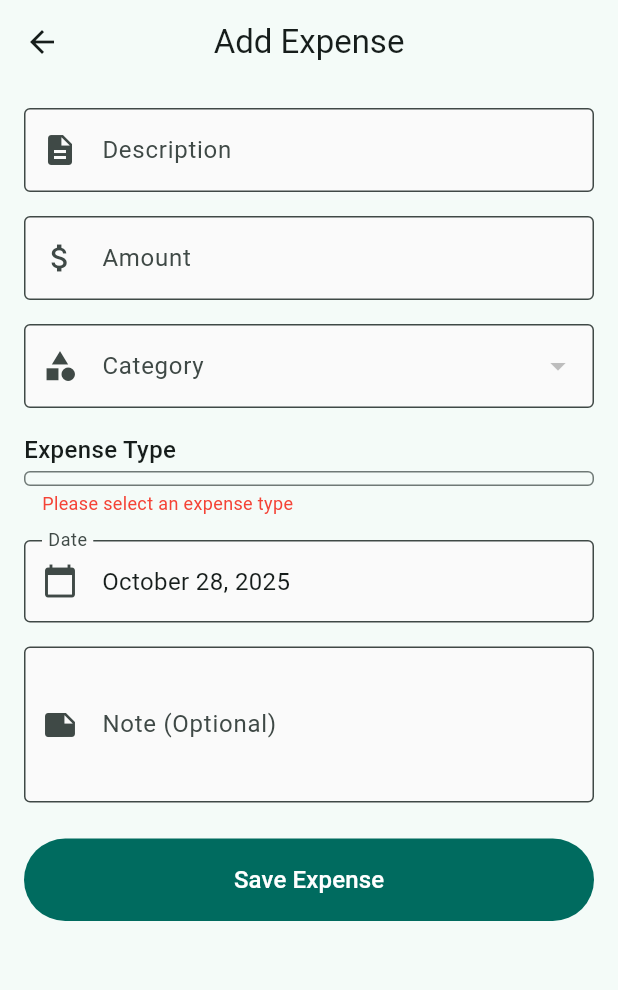
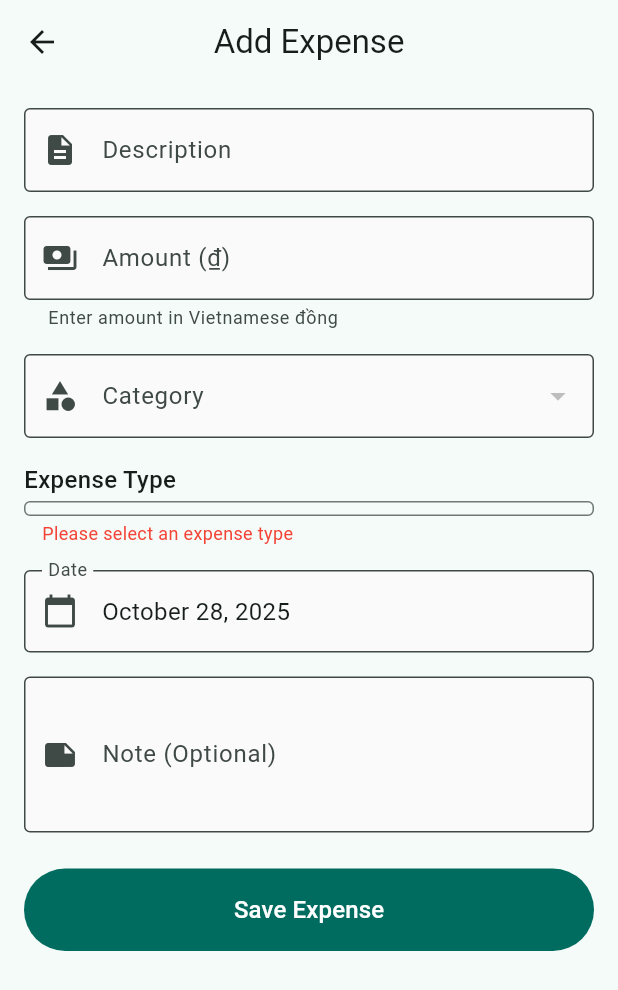
Before and after one commit to quoc48/expense_tracker, a Flutter app: the screen it shows once a user with an empty profile is signed in, after a tap on the "add" icon, on a phone screen of 412 x 824 dp. Shown: the top 990 px of the screen. Run offline on Flutter 3.47's test engine with Material 3 defaults, Android fonts, the phone set to English and light mode, and no system bars; our stand-ins replace fl_chart, flutter_dotenv, shared_preferences, supabase_flutter; accounts and stored records are empty.

Commit message:
feat: Phase 1 - Vietnamese đồng formatter + form updates
Context-based currency formatting throughout the app:
- Created CurrencyFormatter utility with full/compact/shortCompact modes
- Updated Add/Edit form: integer-only input, no decimals
- Consistent ₫ symbol across all displays
- Vietnamese number format (period as thousands separator)

Files Modified:
- lib/utils/currency_formatter.dart (NEW)
- lib/screens/add_expense_screen.dart - Form input improvements
- lib/screens/expense_list_screen.dart - Use new formatter (full format)
- lib/screens/analytics_screen.dart - Use new formatter (full + shortCompact)
- lib/widgets/category_chart.dart - Use new formatter (compact)
- lib/widgets/trends_chart.dart - Use new formatter (compact)

Form Changes:
- Keyboard: integer-only (was decimal)
- Placeholder: "50000" (was "0.00")
- Icon: payments (was attach_money/dollar)
- Helper text: "Enter amount in Vietnamese đồng"

Display Formats:
- Lists: "50.000₫" (full Vietnamese format)
- Charts: "50k" (compact for space)
- Comparisons: "50k₫" (short compact with symbol)

Next: Phase 2 - Enhanced summary cards with grid layout

🤖 Generated with [Claude Code](https://claude.com/claude-code)

Co-Authored-By: Claude <noreply@anthropic.com>

````diff
--- a/lib/screens/add_expense_screen.dart
+++ b/lib/screens/add_expense_screen.dart
@@ -5,6 +5,7 @@ import 'package:uuid/uuid.dart';
 import '../models/expense.dart';
 import '../repositories/expense_repository.dart';
 import '../repositories/supabase_expense_repository.dart';
+import '../utils/currency_formatter.dart';
 
 /// AddExpenseScreen: Form for creating new expenses OR editing existing ones (SIMPLIFIED - Phase 5.5.1)
 ///
@@ -194,18 +195,19 @@ class _AddExpenseScreenState extends State<AddExpenseScreen> {
                     ),
                     const SizedBox(height: 16),
 
-                    // Amount Field
+                    // Amount Field (Vietnamese đồng - integer only, no decimals)
                     TextFormField(
                       controller: _amountController,
-                      decoration: const InputDecoration(
-                        labelText: 'Amount',
-                        hintText: '0.00',
-                        border: OutlineInputBorder(),
-                        prefixIcon: Icon(Icons.attach_money),
+                      decoration: InputDecoration(
+                        labelText: 'Amount (${CurrencyFormatter.currencySymbol})',
+                        hintText: '50000',  // Vietnamese đồng example
+                        helperText: 'Enter amount in Vietnamese đồng',
+                        border: const OutlineInputBorder(),
+                        prefixIcon: const Icon(Icons.payments),  // Generic currency icon
                       ),
-                      keyboardType: const TextInputType.numberWithOptions(decimal: true),
+                      keyboardType: TextInputType.number,  // Integer only, no decimals
                       inputFormatters: [
-                        FilteringTextInputFormatter.allow(RegExp(r'^\d*\.?\d{0,2}')),
+                        FilteringTextInputFormatter.allow(RegExp(r'^\d*')),  // Only digits
                       ],
                       validator: (value) {
                         if (value == null || value.trim().isEmpty) {
--- a/lib/screens/analytics_screen.dart
+++ b/lib/screens/analytics_screen.dart
@@ -4,6 +4,7 @@ import 'package:provider/provider.dart';
 import '../models/expense.dart';
 import '../providers/expense_provider.dart';
 import '../utils/analytics_calculator.dart';
+import '../utils/currency_formatter.dart';
 import '../widgets/category_chart.dart';
 import '../widgets/trends_chart.dart';
 
@@ -148,8 +149,6 @@ class _AnalyticsScreenState extends State<AnalyticsScreen> {
 
   /// Summary card showing this month vs last month comparison
   Widget _buildSummaryCard(List<Expense> expenses) {
-    final currencyFormat = NumberFormat.currency(symbol: '\$');
-
     // Calculate this month's total
     final thisMonthTotal = AnalyticsCalculator.getTotalForMonth(
       expenses,
@@ -189,9 +188,9 @@ class _AnalyticsScreenState extends State<AnalyticsScreen> {
             ),
             const SizedBox(height: 16),
 
-            // This month total (large, prominent)
+            // This month total (large, prominent) - use full Vietnamese format
             Text(
-              currencyFormat.format(thisMonthTotal),
+              CurrencyFormatter.format(thisMonthTotal, context: CurrencyContext.full),
               style: Theme.of(context).textTheme.headlineLarge?.copyWith(
                     fontWeight: FontWeight.bold,
                     color: Theme.of(context).colorScheme.primary,
@@ -226,7 +225,7 @@ class _AnalyticsScreenState extends State<AnalyticsScreen> {
                     ),
                     const SizedBox(height: 4),
                     Text(
-                      currencyFormat.format(lastMonthTotal),
+                      CurrencyFormatter.format(lastMonthTotal, context: CurrencyContext.shortCompact),
                       style: const TextStyle(
                         fontSize: 16,
                         fontWeight: FontWeight.w500,
--- /dev/null
+++ b/lib/utils/currency_formatter.dart
@@ -0,0 +1,130 @@
+import 'package:intl/intl.dart';
+
+/// Context for currency formatting - determines how numbers are displayed
+enum CurrencyContext {
+  /// Full format with thousand separators and currency symbol
+  /// Example: "50.000₫" (Vietnamese period separator)
+  full,
+
+  /// Compact format for charts and small spaces
+  /// Example: "50k", "1.2M"
+  compact,
+
+  /// Short compact with currency symbol
+  /// Example: "50k₫", "1.2M₫"
+  shortCompact,
+}
+
+/// Utility class for formatting Vietnamese đồng (₫) amounts
+///
+/// Features:
+/// - Vietnamese number formatting (period as thousands separator)
+/// - Integer-only (no decimals for đồng)
+/// - Context-based formatting (full, compact, shortCompact)
+///
+/// Usage:
+/// ```dart
+/// CurrencyFormatter.format(50000, context: CurrencyContext.full);  // "50.000₫"
+/// CurrencyFormatter.format(50000, context: CurrencyContext.compact);  // "50k"
+/// CurrencyFormatter.format(1500000, context: CurrencyContext.shortCompact);  // "1.5M₫"
+/// ```
+class CurrencyFormatter {
+  // Private constructor to prevent instantiation
+  CurrencyFormatter._();
+
+  /// Currency symbol for Vietnamese đồng
+  static const String currencySymbol = '₫';
+
+  /// Format amount based on context
+  ///
+  /// Parameters:
+  /// - amount: The numeric amount to format
+  /// - context: The formatting context (defaults to full)
+  ///
+  /// Returns formatted string appropriate for the context
+  static String format(
+    double amount, {
+    CurrencyContext context = CurrencyContext.full,
+  }) {
+    switch (context) {
+      case CurrencyContext.full:
+        return formatFull(amount);
+      case CurrencyContext.compact:
+        return formatCompact(amount);
+      case CurrencyContext.shortCompact:
+        return formatShortCompact(amount);
+    }
+  }
+
+  /// Format with full Vietnamese style: "50.000₫"
+  /// Uses period (.) as thousands separator, no decimals
+  static String formatFull(double amount) {
+    final formatter = NumberFormat.currency(
+      symbol: currencySymbol,
+      decimalDigits: 0,
+      locale: 'vi_VN',  // Vietnamese locale uses period as separator
+    );
+    return formatter.format(amount);
+  }
+
+  /// Format in compact style for charts: "50k", "1.2M", "1.5B"
+  /// No currency symbol, uses k/M/B suffixes
+  static String formatCompact(double amount) {
+    if (amount >= 1000000000) {
+      // Billions: 1.5B
+      return '${(amount / 1000000000).toStringAsFixed(1)}B';
+    } else if (amount >= 1000000) {
+      // Millions: 1.5M
+      final millions = amount / 1000000;
+      return millions >= 10
+          ? '${millions.toStringAsFixed(0)}M'  // 10M, 15M (no decimals)
+          : '${millions.toStringAsFixed(1)}M';  // 1.5M, 9.8M (1 decimal)
+    } else if (amount >= 1000) {
+      // Thousands: 50k
+      final thousands = amount / 1000;
+      return thousands >= 10
+          ? '${thousands.toStringAsFixed(0)}k'  // 50k (no decimals)
+          : '${thousands.toStringAsFixed(1)}k';  // 1.5k (1 decimal)
+    } else {
+      // Less than 1000: show full number
+      return amount.toStringAsFixed(0);
+    }
+  }
+
+  /// Format in short compact style with symbol: "50k₫", "1.2M₫"
+  /// Same as compact but includes currency symbol
+  static String formatShortCompact(double amount) {
+    return '${formatCompact(amount)}$currencySymbol';
+  }
+
+  /// Helper method to parse formatted string back to double
+  /// Useful for form validation and editing
+  ///
+  /// Handles:
+  /// - Vietnamese formatting: "50.000" -> 50000.0
+  /// - Raw numbers: "50000" -> 50000.0
+  /// - Invalid input: returns null
+  static double? parse(String input) {
+    if (input.isEmpty) return null;
+
+    // Remove currency symbol and whitespace
+    String cleaned = input
+        .replaceAll(currencySymbol, '')
+        .replaceAll(' ', '')
+        .trim();
+
+    // Remove thousand separators (periods in Vietnamese, commas in international)
+    cleaned = cleaned.replaceAll('.', '').replaceAll(',', '');
+
+    // Try to parse
+    return double.tryParse(cleaned);
+  }
+
+  /// Format for input fields (no formatting, just raw number)
+  /// This is for displaying the editable value in TextFormField
+  ///
+  /// Example: 50000.0 -> "50000"
+  static String formatForInput(double amount) {
+    return amount.toStringAsFixed(0);
+  }
+}
````
Also changed, not shown: lib/screens/expense_list_screen.dart (+2 -5 lines), lib/widgets/category_chart.dart (+5 -13 lines), lib/widgets/trends_chart.dart (+5 -13 lines), 1 other file.
